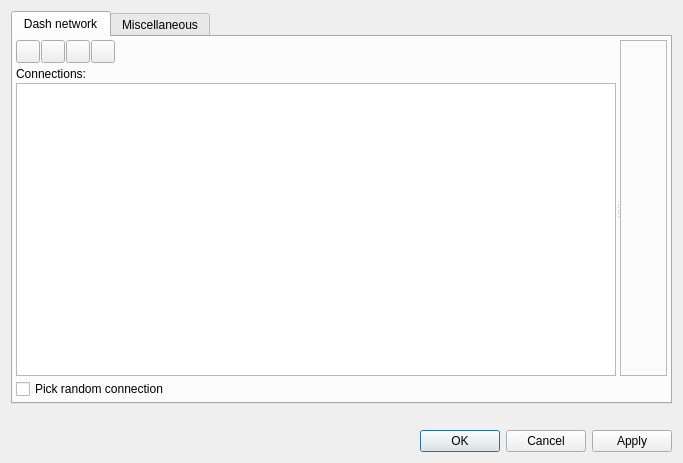
First picture: the form in src/ui/ui_config_dlg.ui, repository Bertrand256/dash-masternode-tool, before the edit.
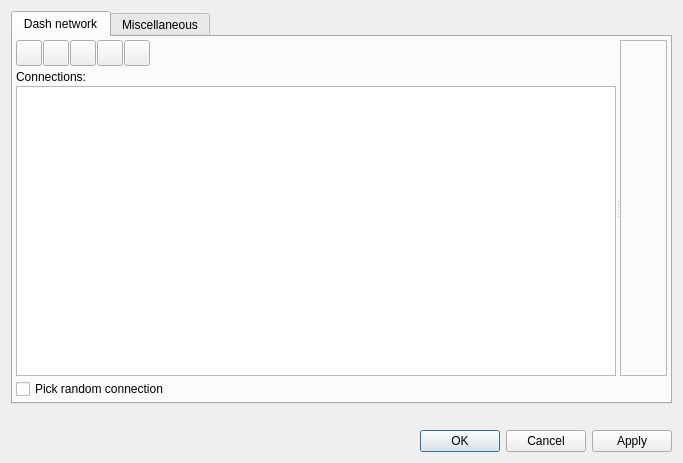
Second picture: the form after the edit.

The edit to the form file:
```diff
--- a/src/ui/ui_config_dlg.ui
+++ b/src/ui/ui_config_dlg.ui
@@ -98,8 +98,8 @@
                <widget class="QToolButton" name="btnNewConn">
                 <property name="minimumSize">
                  <size>
-                  <width>16</width>
-                  <height>16</height>
+                  <width>26</width>
+                  <height>26</height>
                  </size>
                 </property>
                 <property name="toolTip">
@@ -114,8 +114,8 @@
                <widget class="QToolButton" name="btnDeleteConn">
                 <property name="minimumSize">
                  <size>
-                  <width>20</width>
-                  <height>20</height>
+                  <width>26</width>
+                  <height>26</height>
                  </size>
                 </property>
                 <property name="toolTip">
@@ -130,8 +130,8 @@
                <widget class="QToolButton" name="btnMoveUpConn">
                 <property name="minimumSize">
                  <size>
-                  <width>20</width>
-                  <height>20</height>
+                  <width>26</width>
+                  <height>26</height>
                  </size>
                 </property>
                 <property name="toolTip">
@@ -146,8 +146,8 @@
                <widget class="QToolButton" name="btnMoveDownConn">
                 <property name="minimumSize">
                  <size>
-                  <width>20</width>
-                  <height>20</height>
+                  <width>26</width>
+                  <height>26</height>
                  </size>
                 </property>
                 <property name="toolTip">
@@ -158,6 +158,22 @@
                 </property>
                </widget>
               </item>
+              <item>
+               <widget class="QToolButton" name="btnRestoreDefault">
+                <property name="minimumSize">
+                 <size>
+                  <width>26</width>
+                  <height>26</height>
+                 </size>
+                </property>
+                <property name="toolTip">
+                 <string>Restore Default Connections</string>
+                </property>
+                <property name="text">
+                 <string/>
+                </property>
+               </widget>
+              </item>
               <item>
                <spacer name="horizontalSpacer">
                 <property name="orientation">
```
Left out of the diff: 14 changed lines with no effect on the pictures.
